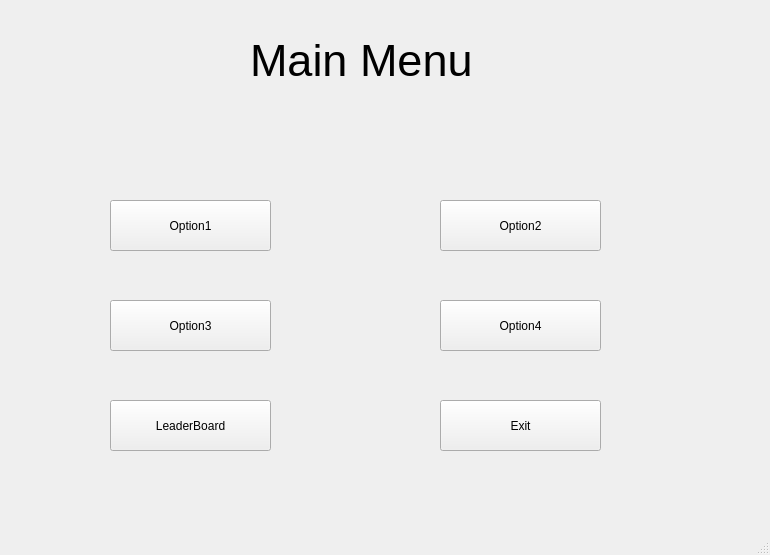
Qt form app.ui (JohnPoleshchuk/KeyboardTrainer) before a commit.
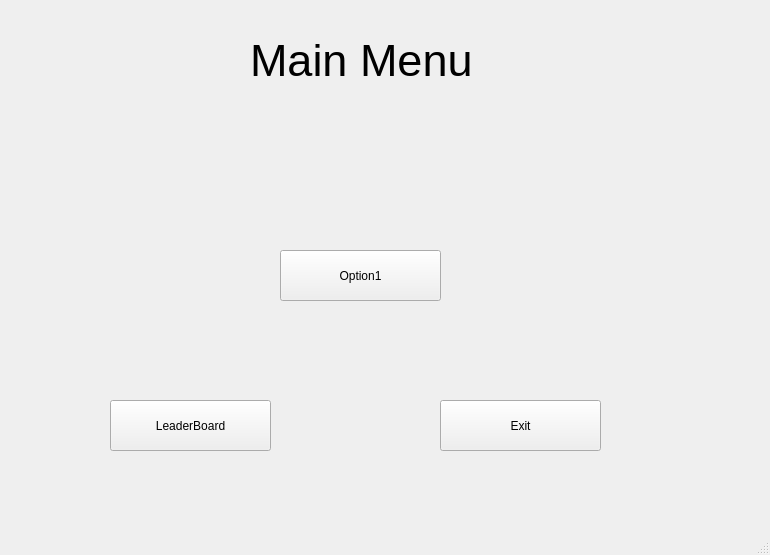
The same form after that commit. The open tabs and pages were chosen to show the change.

Diff of the .ui file:
```diff
--- a/app.ui
+++ b/app.ui
@@ -363,8 +363,8 @@
      <widget class="QPushButton" name="ButtonOption1">
       <property name="geometry">
        <rect>
-        <x>130</x>
-        <y>210</y>
+        <x>300</x>
+        <y>260</y>
         <width>161</width>
         <height>51</height>
        </rect>
@@ -373,45 +373,6 @@
        <string>Option1</string>
       </property>
      </widget>
-     <widget class="QPushButton" name="ButtonOption2">
-      <property name="geometry">
-       <rect>
-        <x>460</x>
-        <y>210</y>
-        <width>161</width>
-        <height>51</height>
-       </rect>
-      </property>
-      <property name="text">
-       <string>Option2</string>
-      </property>
-     </widget>
-     <widget class="QPushButton" name="ButtonOption3">
-      <property name="geometry">
-       <rect>
-        <x>460</x>
-        <y>310</y>
-        <width>161</width>
-        <height>51</height>
-       </rect>
-      </property>
-      <property name="text">
-       <string>Option4</string>
-      </property>
-     </widget>
-     <widget class="QPushButton" name="ButtonOption4">
-      <property name="geometry">
-       <rect>
-        <x>130</x>
-        <y>310</y>
-        <width>161</width>
-        <height>51</height>
-       </rect>
-      </property>
-      <property name="text">
-       <string>Option3</string>
-      </property>
-     </widget>
      <widget class="QPushButton" name="ButtonExitMain">
       <property name="geometry">
        <rect>
```
Left out of the diff: 19 changed lines with no effect on the pictures.
